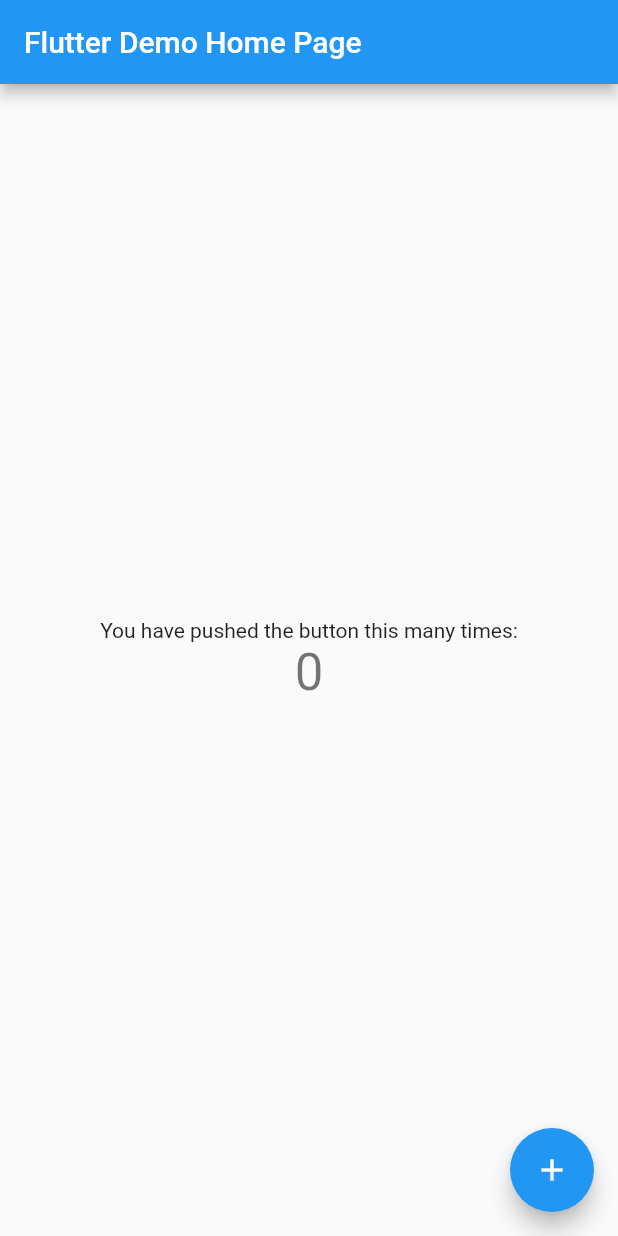
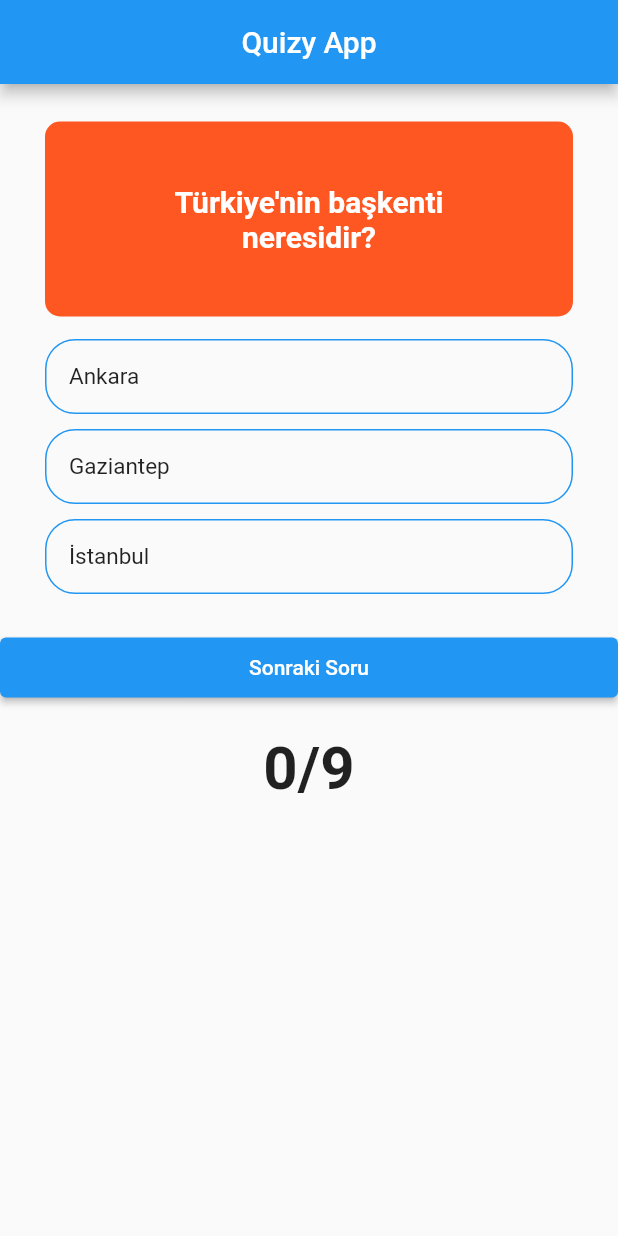
Before and after one commit to zeyneptoy/quiz_app, a Flutter app: the screen it shows after launch, on a phone screen of 412 x 824 dp. Run offline on Flutter 3.47's test engine with Material 2 defaults, Android fonts, the phone set to English and light mode, and no system bars; statements that could not run were skipped.

Commit message:
bug fixed

```diff
--- a/lib/main.dart
+++ b/lib/main.dart
@@ -1,115 +1,19 @@
 import 'package:flutter/material.dart';
+import 'package:quiz_application/screens/home.dart';
 
 void main() {
-  runApp(const MyApp());
+  runApp(MyApp());
 }
 
 class MyApp extends StatelessWidget {
-  const MyApp({Key? key}) : super(key: key);
-
-  // This widget is the root of your application.
   @override
   Widget build(BuildContext context) {
     return MaterialApp(
-      title: 'Flutter Demo',
+      title: 'Quiz  App',
       theme: ThemeData(
-        // This is the theme of your application.
-        //
-        // Try running your application with "flutter run". You'll see the
-        // application has a blue toolbar. Then, without quitting the app, try
-        // changing the primarySwatch below to Colors.green and then invoke
-        // "hot reload" (press "r" in the console where you ran "flutter run",
-        // or simply save your changes to "hot reload" in a Flutter IDE).
-        // Notice that the counter didn't reset back to zero; the application
-        // is not restarted.
-        primarySwatch: Colors.blue,
+        primaryColor: Color(0xFF55C1EF),
       ),
-      home: const MyHomePage(title: 'Flutter Demo Home Page'),
+      home: Home(),
     );
   }
 }
-
-class MyHomePage extends StatefulWidget {
-  const MyHomePage({Key? key, required this.title}) : super(key: key);
-
-  // This widget is the home page of your application. It is stateful, meaning
-  // that it has a State object (defined below) that contains fields that affect
-  // how it looks.
-
-  // This class is the configuration for the state. It holds the values (in this
-  // case the title) provided by the parent (in this case the App widget) and
-  // used by the build method of the State. Fields in a Widget subclass are
-  // always marked "final".
-
-  final String title;
-
-  @override
-  State<MyHomePage> createState() => _MyHomePageState();
-}
-
-class _MyHomePageState extends State<MyHomePage> {
-  int _counter = 0;
-
-  void _incrementCounter() {
-    setState(() {
-      // This call to setState tells the Flutter framework that something has
-      // changed in this State, which causes it to rerun the build method below
-      // so that the display can reflect the updated values. If we changed
-      // _counter without calling setState(), then the build method would not be
-      // called again, and so nothing would appear to happen.
-      _counter++;
-    });
-  }
-
-  @override
-  Widget build(BuildContext context) {
-    // This method is rerun every time setState is called, for instance as done
-    // by the _incrementCounter method above.
-    //
-    // The Flutter framework has been optimized to make rerunning build methods
-    // fast, so that you can just rebuild anything that needs updating rather
-    // than having to individually change instances of widgets.
-    return Scaffold(
-      appBar: AppBar(
-        // Here we take the value from the MyHomePage object that was created by
-        // the App.build method, and use it to set our appbar title.
-        title: Text(widget.title),
-      ),
-      body: Center(
-        // Center is a layout widget. It takes a single child and positions it
-        // in the middle of the parent.
-        child: Column(
-          // Column is also a layout widget. It takes a list of children and
-          // arranges them vertically. By default, it sizes itself to fit its
-          // children horizontally, and tries to be as tall as its parent.
-          //
-          // Invoke "debug painting" (press "p" in the console, choose the
-          // "Toggle Debug Paint" action from the Flutter Inspector in Android
-          // Studio, or the "Toggle Debug Paint" command in Visual Studio Code)
-          // to see the wireframe for each widget.
-          //
-          // Column has various properties to control how it sizes itself and
-          // how it positions its children. Here we use mainAxisAlignment to
-          // center the children vertically; the main axis here is the vertical
-          // axis because Columns are vertical (the cross axis would be
-          // horizontal).
-          mainAxisAlignment: MainAxisAlignment.center,
-          children: <Widget>[
-            const Text(
-              'You have pushed the button this many times:',
-            ),
-            Text(
-              '$_counter',
-              style: Theme.of(context).textTheme.headline4,
-            ),
-          ],
-        ),
-      ),
-      floatingActionButton: FloatingActionButton(
-        onPressed: _incrementCounter,
-        tooltip: 'Increment',
-        child: const Icon(Icons.add),
-      ), // This trailing comma makes auto-formatting nicer for build methods.
-    );
-  }
-}
--- /dev/null
+++ b/lib/screens/answer.dart
@@ -0,0 +1,32 @@
+import 'package:flutter/material.dart';
+
+class Answer extends StatelessWidget {
+  final String answerText;
+  final Color answerColor;
+  final Function answerTap;
+
+  Answer({this.answerText, this.answerColor, this.answerTap});
+
+  @override
+  Widget build(BuildContext context) {
+    return InkWell(
+      onTap: answerTap,
+      child: Container(
+        padding: EdgeInsets.all(15.0),
+        margin: EdgeInsets.symmetric(vertical: 5.0, horizontal: 30.0),
+        width: double.infinity,
+        decoration: BoxDecoration(
+          color: answerColor,
+          border: Border.all(color: Colors.blue),
+          borderRadius: BorderRadius.circular(20.0),
+        ),
+        child: Text(
+          answerText,
+          style: TextStyle(
+            fontSize: 15.0,
+          ),
+        ),
+      ),
+    );
+  }
+}
--- /dev/null
+++ b/lib/screens/home.dart
@@ -0,0 +1,268 @@
+import 'package:flutter/material.dart';
+import 'package:quiz_application/screens/answer.dart';
+
+class Home extends StatefulWidget {
+  @override
+  _HomeState createState() => _HomeState();
+}
+
+class _HomeState extends State<Home> {
+  List<Icon> _scoreTracker = [];
+  int _questionIndex = 0;
+  int _totalScore = 0;
+  bool answerWasSelected = false;
+  bool endOfQuiz = false;
+  bool correctAnswerSelected = false;
+
+  void _questionAnswered(bool answerScore) {
+    setState(() {
+      // answer was selected
+      answerWasSelected = true;
+      // check if answer was correct
+      if (answerScore) {
+        _totalScore++;
+        correctAnswerSelected = true;
+      }
+      // adding to the score tracker on top
+      _scoreTracker.add(
+        answerScore
+            ? Icon(
+                Icons.check_circle,
+                color: Colors.green,
+              )
+            : Icon(
+                Icons.clear,
+                color: Colors.red,
+              ),
+      );
+      //when the quiz ends
+      if (_questionIndex + 1 == _questions.length) {
+        endOfQuiz = true;
+      }
+    });
+  }
+
+  void _nextQuestion() {
+    setState(() {
+      _questionIndex++;
+      answerWasSelected = false;
+      correctAnswerSelected = false;
+    });
+    // what happens at the end of the quiz
+    if (_questionIndex >= _questions.length) {
+      _resetQuiz();
+    }
+  }
+
+  void _resetQuiz() {
+    setState(() {
+      _questionIndex = 0;
+      _totalScore = 0;
+      _scoreTracker = [];
+      endOfQuiz = false;
+    });
+  }
+
+  @override
+  Widget build(BuildContext context) {
+    return Scaffold(
+      appBar: AppBar(
+        title: Text(
+          'Quizy App',
+          style: TextStyle(color: Colors.white),
+        ),
+        centerTitle: true,
+      ),
+      body: Center(
+        child: Column(
+          children: [
+            Row(
+              children: [
+                if (_scoreTracker.length == 0)
+                  SizedBox(
+                    height: 25.0,
+                  ),
+                if (_scoreTracker.length > 0) ..._scoreTracker
+              ],
+            ),
+            Container(
+              width: double.infinity,
+              height: 130.0,
+              margin: EdgeInsets.only(bottom: 10.0, left: 30.0, right: 30.0),
+              padding: EdgeInsets.symmetric(horizontal: 50.0, vertical: 20.0),
+              decoration: BoxDecoration(
+                color: Colors.deepOrange,
+                borderRadius: BorderRadius.circular(10.0),
+              ),
+              child: Center(
+                child: Text(
+                  _questions[_questionIndex]['question'],
+                  textAlign: TextAlign.center,
+                  style: TextStyle(
+                    fontSize: 20.0,
+                    color: Colors.white,
+                    fontWeight: FontWeight.bold,
+                  ),
+                ),
+              ),
+            ),
+            ...(_questions[_questionIndex]['answers']
+                    as List<Map<String, Object>>)
+                .map(
+              (answer) => Answer(
+                answerText: answer['answerText'],
+                answerColor: answerWasSelected
+                    ? answer['score']
+                        ? Colors.green
+                        : Colors.red
+                    : null,
+                answerTap: () {
+                  // if answer was already selected then nothing happens onTap
+                  if (answerWasSelected) {
+                    return;
+                  }
+                  //answer is being selected
+                  _questionAnswered(answer['score']);
+                },
+              ),
+            ),
+            SizedBox(height: 20.0),
+            ElevatedButton(
+              style: ElevatedButton.styleFrom(
+                minimumSize: Size(double.infinity, 40.0),
+              ),
+              onPressed: () {
+                if (!answerWasSelected) {
+                  ScaffoldMessenger.of(context).showSnackBar(SnackBar(
+                    content: Text(
+                        'Yeni soruya geçmeden önde bir seçeneği işaretlemeniz gerekmektedir.'),
+                  ));
+                  return;
+                }
+                _nextQuestion();
+              },
+              child: Text(endOfQuiz ? 'Yeniden Başlat' : 'Sonraki Soru'),
+            ),
+            Container(
+              padding: EdgeInsets.all(20.0),
+              child: Text(
+                '${_totalScore.toString()}/${_questions.length}',
+                style: TextStyle(fontSize: 40.0, fontWeight: FontWeight.bold),
+              ),
+            ),
+            if (answerWasSelected && !endOfQuiz)
+              Container(
+                height: 100,
+                width: double.infinity,
+                color: correctAnswerSelected ? Colors.green : Colors.red,
+                child: Center(
+                  child: Text(
+                    correctAnswerSelected ? 'Doğru :)' : 'Yanlış :/',
+                    style: TextStyle(
+                      fontSize: 20.0,
+                      fontWeight: FontWeight.bold,
+                      color: Colors.white,
+                    ),
+                  ),
+                ),
+              ),
+            if (endOfQuiz)
+              Container(
+                height: 100,
+                width: double.infinity,
+                color: Colors.black,
+                child: Center(
+                  child: Text(
+                    _totalScore > 4
+                        ? 'Tebrikler! Puanınız: $_totalScore'
+                        : 'YFinal sonucunuz: $_totalScore',
+                    style: TextStyle(
+                      fontSize: 20.0,
+                      fontWeight: FontWeight.bold,
+                      color: _totalScore > 4 ? Colors.green : Colors.red,
+                    ),
+                  ),
+                ),
+              ),
+          ],
+        ),
+      ),
+    );
+  }
+}
+
+final _questions = const [
+  {
+    'question': "Türkiye'nin başkenti neresidir?",
+    'answers': [
+      {'answerText': 'Ankara', 'score': true},
+      {'answerText': 'Gaziantep', 'score': false},
+      {'answerText': 'İstanbul', 'score': false},
+    ],
+  },
+  {
+    'question': "İstiklal Marşı'nın yazarı kimdir",
+    'answers': [
+      {'answerText': 'İsmet İnönü', 'score': false},
+      {'answerText': 'Mustafa Kemal Atatürk', 'score': false},
+      {'answerText': 'Mehmet Akif Ersoy', 'score': true},
+    ],
+  },
+  {
+    'question': "Türkiye'de kaç il bulunmaktadır?",
+    'answers': [
+      {'answerText': '79', 'score': false},
+      {'answerText': '80', 'score': false},
+      {'answerText': '81', 'score': true},
+    ],
+  },
+  {
+    'question':
+        'UEFA kupasını kaldıran Türk Futbol takımı hangi seçenekte verilmiştir?',
+    'answers': [
+      {'answerText': 'Fenerbahçe', 'score': false},
+      {'answerText': 'Galatasaray', 'score': true},
+      {'answerText': 'Beşiktaş', 'score': false},
+    ],
+  },
+  {
+    'question': 'Türkiyenin en kalabalık ili hangisidir',
+    'answers': [
+      {'answerText': 'İstanbul', 'score': true},
+      {'answerText': 'İzmir', 'score': false},
+      {'answerText': 'Ankara', 'score': false},
+    ],
+  },
+  {
+    'question': 'Alfabemizde kaç harf vardır?',
+    'answers': [
+      {'answerText': '29', 'score': true},
+      {'answerText': '30', 'score': false},
+      {'answerText': '31', 'score': false},
+    ],
+  },
+  {
+    'question': "Türkiye'nin kaç bölgesi vardır",
+    'answers': [
+      {'answerText': '7', 'score': true},
+      {'answerText': '6', 'score': false},
+      {'answerText': '8', 'score': false},
+    ],
+  },
+  {
+    'question': 'Kaç duyu organımız vardır?',
+    'answers': [
+      {'answerText': '5', 'score': false},
+      {'answerText': '6', 'score': false},
+      {'answerText': '8', 'score': true},
+    ],
+  },
+  {
+    'question': "Gaziantep Türkiye'nin hangi bölgesindedir",
+    'answers': [
+      {'answerText': 'Akdeniz', 'score': false},
+      {'answerText': 'Karadeniz', 'score': false},
+      {'answerText': 'Güneydoğu Anadolu', 'score': true},
+    ],
+  },
+];
```
Also changed, not shown: pubspec.yaml (+2 -15 lines), pubspec.lock, 203 other files.
